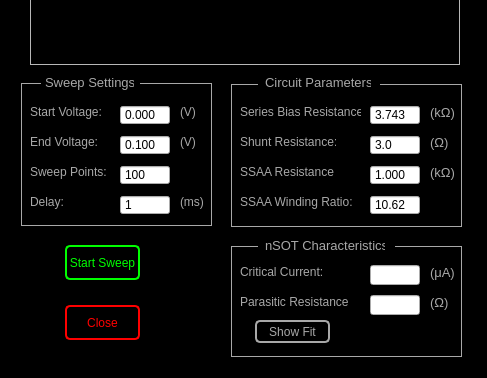
This is Scanner GUI/nSOTCharacterizer/preliminarySweep.ui in afylab/nanoSQUID-Scanning-Software as Qt 5 draws it before an edit; both pictures show x 0 to 487 and y 265 to 643 of the 487 by 643 pixel window. The edited form follows.
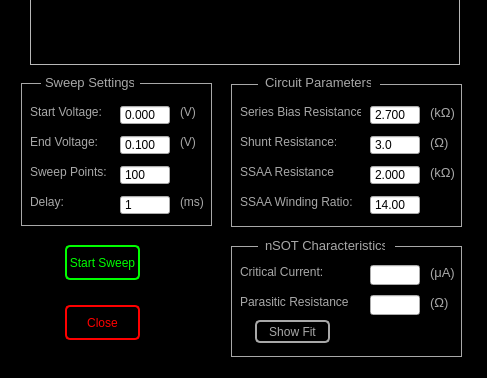
This is the edited form. Icons and pictures are not drawn.

The edit to the form file:
```diff
--- a/Scanner GUI/nSOTCharacterizer/preliminarySweep.ui
+++ b/Scanner GUI/nSOTCharacterizer/preliminarySweep.ui
@@ -460,7 +460,7 @@
     <double>1000.000000000000000</double>
    </property>
    <property name="value">
-    <double>3.743000000000000</double>
+    <double>2.700000000000000</double>
    </property>
   </widget>
   <widget class="QDoubleSpinBox" name="shuntRes">
@@ -510,7 +510,7 @@
     <double>1000.000000000000000</double>
    </property>
    <property name="value">
-    <double>1.000000000000000</double>
+    <double>2.000000000000000</double>
    </property>
   </widget>
   <widget class="QDoubleSpinBox" name="ssaaWinding">
@@ -535,7 +535,7 @@
     <double>1000.000000000000000</double>
    </property>
    <property name="value">
-    <double>10.619999999999999</double>
+    <double>14.000000000000000</double>
    </property>
   </widget>
   <widget class="QPushButton" name="closeWin">
```
Left out of the diff: 8 changed lines with no effect on the pictures.
